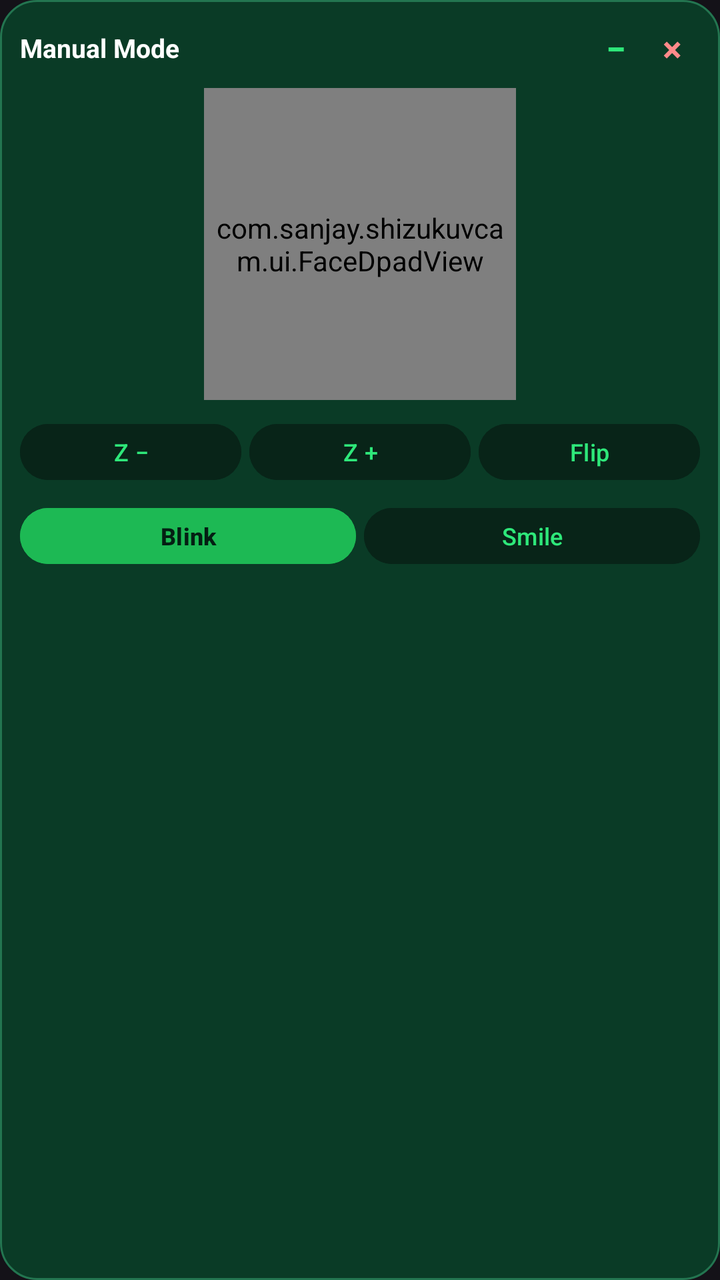
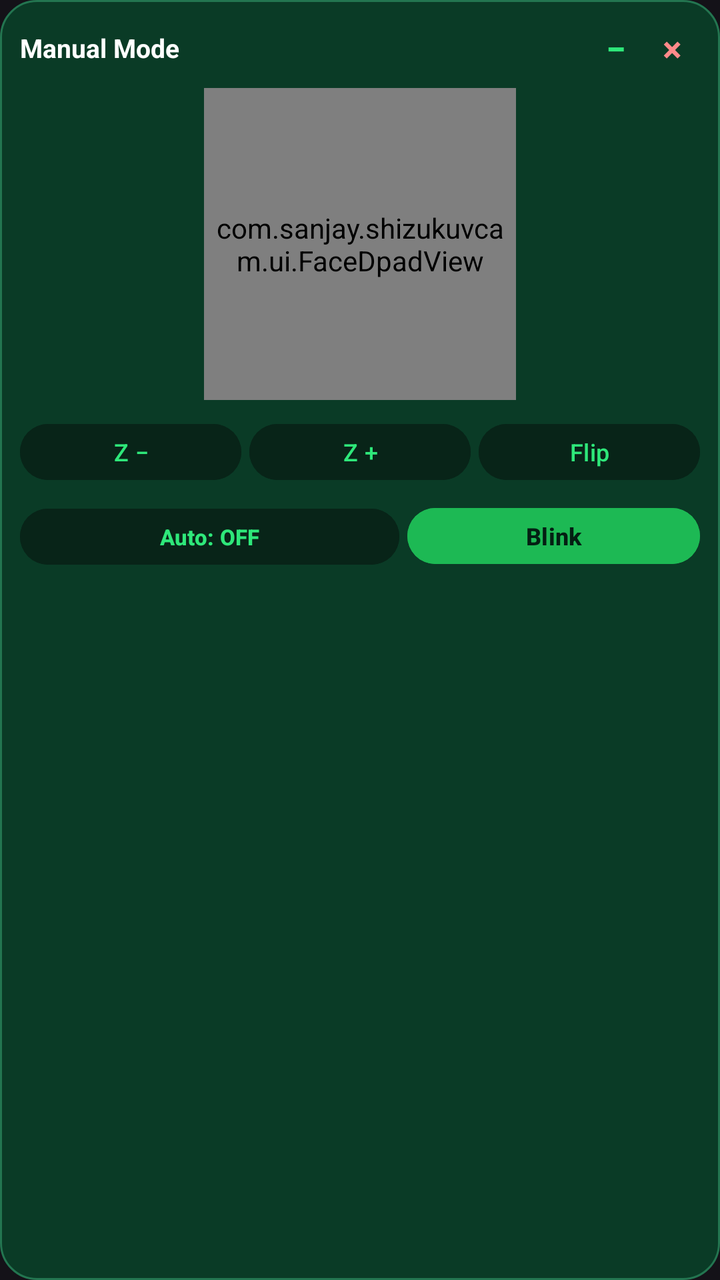

Screens rendered from an Android XML layout before and after an edit, with the pre-edit source and the edit as a unified diff.
<!-- AndroidManifest.xml: application theme Theme.Material3.Dark.NoActionBar -->
<!-- res/layout/overlay_manual_controls.xml -->
<?xml version="1.0" encoding="utf-8"?>
<LinearLayout xmlns:android="http://schemas.android.com/apk/res/android"
    android:layout_width="210dp"
    android:layout_height="wrap_content"
    android:background="@drawable/bg_card_panel"
    android:orientation="vertical"
    android:padding="10dp">

    
    <LinearLayout
        android:id="@+id/overlayHeader"
        android:layout_width="match_parent"
        android:layout_height="wrap_content"
        android:gravity="center_vertical"
        android:orientation="horizontal"
        android:paddingBottom="6dp">

        <TextView
            android:layout_width="0dp"
            android:layout_height="wrap_content"
            android:layout_weight="1"
            android:text="Manual Mode"
            android:textColor="#FFFFFF"
            android:textSize="13sp"
            android:textStyle="bold" />

        <TextView
            android:id="@+id/btnOverlayCollapse"
            android:layout_width="28dp"
            android:layout_height="28dp"
            android:gravity="center"
            android:text="−"
            android:textColor="#2EE87A"
            android:textSize="18sp"
            android:textStyle="bold" />

        <TextView
            android:id="@+id/btnOverlayClose"
            android:layout_width="28dp"
            android:layout_height="28dp"
            android:gravity="center"
            android:text="×"
            android:textColor="#FF8A8A"
            android:textSize="18sp"
            android:textStyle="bold" />
    </LinearLayout>

    <LinearLayout
        android:id="@+id/overlayBody"
        android:layout_width="match_parent"
        android:layout_height="wrap_content"
        android:gravity="center_horizontal"
        android:orientation="vertical">

        <com.sanjay.shizukuvcam.ui.FaceDpadView
            android:id="@+id/overlayDpad"
            android:layout_width="156dp"
            android:layout_height="156dp"
            android:layout_marginBottom="8dp" />

        <LinearLayout
            android:layout_width="match_parent"
            android:layout_height="wrap_content"
            android:orientation="horizontal"
            android:layout_marginBottom="6dp">

            <Button
                android:id="@+id/btnOverlayZoomOut"
                android:layout_width="0dp"
                android:layout_height="36dp"
                android:layout_weight="1"
                android:layout_marginEnd="4dp"
                android:backgroundTint="#082418"
                android:padding="0dp"
                android:text="Z −"
                android:textColor="#2EE87A"
                android:textSize="12sp" />

            <Button
                android:id="@+id/btnOverlayZoomIn"
                android:layout_width="0dp"
                android:layout_height="36dp"
                android:layout_weight="1"
                android:layout_marginEnd="4dp"
                android:backgroundTint="#082418"
                android:padding="0dp"
                android:text="Z +"
                android:textColor="#2EE87A"
                android:textSize="12sp" />

            <Button
                android:id="@+id/btnOverlayFlip"
                android:layout_width="0dp"
                android:layout_height="36dp"
                android:layout_weight="1"
                android:backgroundTint="#082418"
                android:padding="0dp"
                android:text="Flip"
                android:textColor="#2EE87A"
                android:textSize="12sp" />
        </LinearLayout>

        <LinearLayout
            android:layout_width="match_parent"
            android:layout_height="wrap_content"
            android:orientation="horizontal">

            <Button
                android:id="@+id/btnOverlayBlink"
                android:layout_width="0dp"
                android:layout_height="36dp"
                android:layout_weight="1"
                android:layout_marginEnd="4dp"
                android:backgroundTint="#1DB954"
                android:padding="0dp"
                android:text="Blink"
                android:textColor="#041F13"
                android:textSize="12sp"
                android:textStyle="bold" />

            <Button
                android:id="@+id/btnOverlaySmile"
                android:layout_width="0dp"
                android:layout_height="36dp"
                android:layout_weight="1"
                android:backgroundTint="#082418"
                android:padding="0dp"
                android:text="Smile"
                android:textColor="#2EE87A"
                android:textSize="12sp" />
        </LinearLayout>
    </LinearLayout>
</LinearLayout>
<!-- resources referenced by this layout -->
<resources>
  <!-- drawable bg_card_panel (drawable) -->
  <?xml version="1.0" encoding="utf-8"?>
  <shape xmlns:android="http://schemas.android.com/apk/res/android"
      android:shape="rectangle">
      <solid android:color="#0A3B26" />
      <corners android:radius="18dp" />
      <stroke android:width="1dp" android:color="#237550" />
  </shape>
</resources>

<!-- the commit's change to res/layout/overlay_manual_controls.xml (unified diff, before → after) -->
@@ -1,6 +1,6 @@
 <?xml version="1.0" encoding="utf-8"?>
 <LinearLayout xmlns:android="http://schemas.android.com/apk/res/android"
-    android:layout_width="210dp"
+    android:layout_width="216dp"
     android:layout_height="wrap_content"
     android:background="@drawable/bg_card_panel"
     android:orientation="vertical"
@@ -106,28 +106,29 @@
             android:orientation="horizontal">
 
             <Button
+                android:id="@+id/btnOverlayAutoMove"
+                android:layout_width="0dp"
+                android:layout_height="36dp"
+                android:layout_weight="1.3"
+                android:layout_marginEnd="4dp"
+                android:backgroundTint="#082418"
+                android:padding="0dp"
+                android:text="Auto: OFF"
+                android:textColor="#2EE87A"
+                android:textSize="11sp"
+                android:textStyle="bold" />
+
+            <Button
                 android:id="@+id/btnOverlayBlink"
                 android:layout_width="0dp"
                 android:layout_height="36dp"
                 android:layout_weight="1"
-                android:layout_marginEnd="4dp"
                 android:backgroundTint="#1DB954"
                 android:padding="0dp"
                 android:text="Blink"
                 android:textColor="#041F13"
                 android:textSize="12sp"
                 android:textStyle="bold" />
-
-            <Button
-                android:id="@+id/btnOverlaySmile"
-                android:layout_width="0dp"
-                android:layout_height="36dp"
-                android:layout_weight="1"
-                android:backgroundTint="#082418"
-                android:padding="0dp"
-                android:text="Smile"
-                android:textColor="#2EE87A"
-                android:textSize="12sp" />
         </LinearLayout>
     </LinearLayout>
 </LinearLayout>
